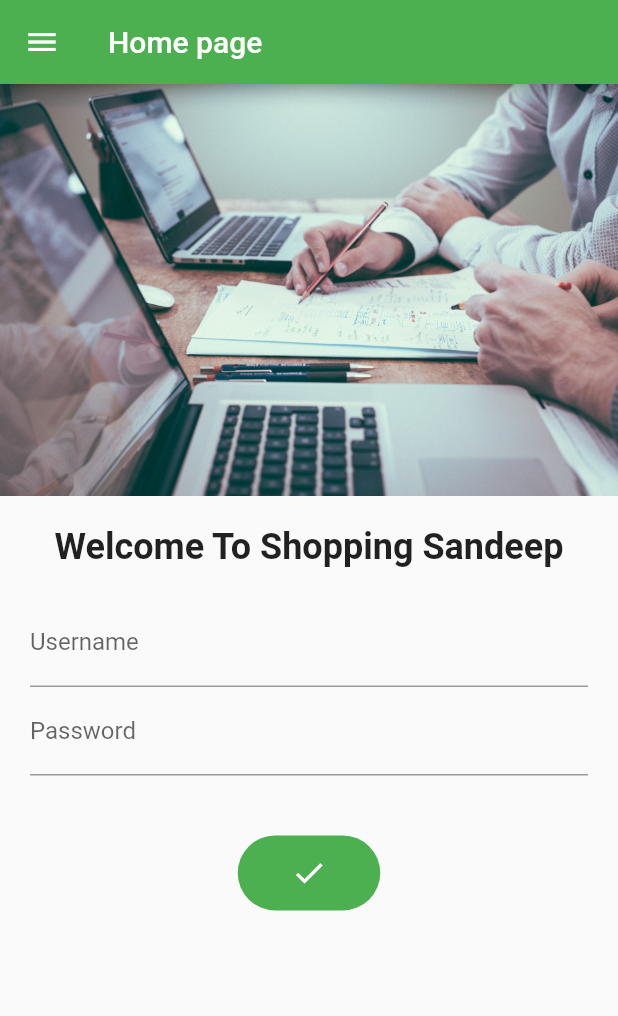
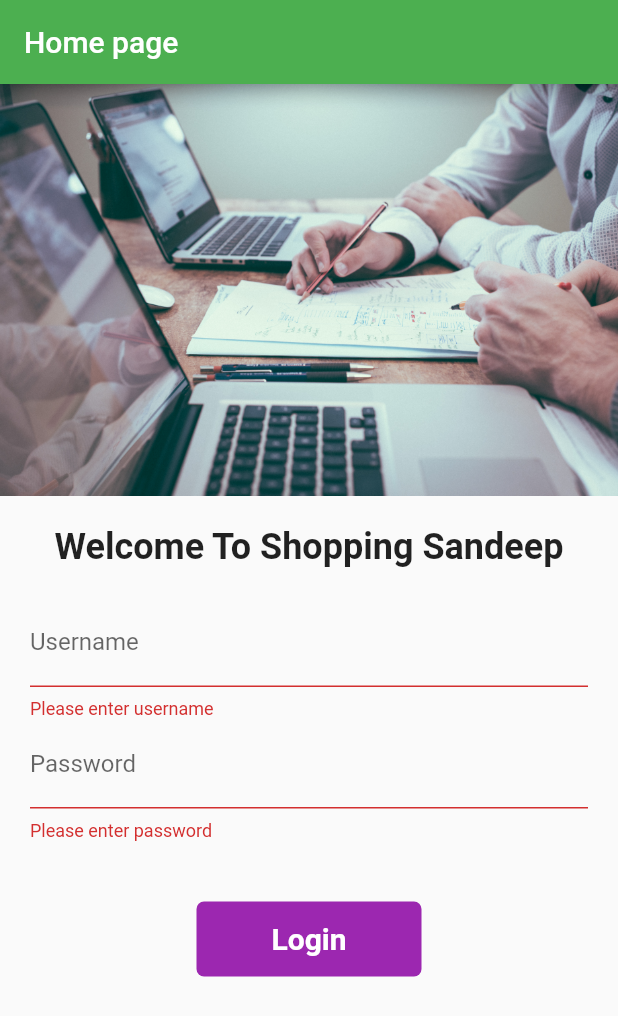
Before and after one commit to Sandeep-jft/App-learn, a Flutter app: the screen it shows after launch, after a tap on "Login", on a phone screen of 412 x 824 dp. Shown: the top 1016 px of the screen. Run offline on Flutter 3.47's test engine with Material 2 defaults, Android fonts, the phone set to English and light mode, and no system bars; our stand-ins replace google_fonts; Roboto replaces fonts that are missing (Gabriela).

Commit message:
login validation added

```diff
--- a/lib/screens/login_page.dart
+++ b/lib/screens/login_page.dart
@@ -10,12 +10,27 @@ class LoginPage extends State<LoginPageState> {
   String name = "Sandeep";
   bool showAnimation = false;
 
+  final _formKey = GlobalKey<FormState>();
+
+  handleFormSubmit(BuildContext context) async {
+    if (_formKey.currentState!.validate()) {
+      setState(() {
+        showAnimation = true;
+      });
+
+      await Future.delayed(Duration(seconds: 2));
+      Navigator.pushNamed(context, '/home');
+    }
+  }
+
   @override
   Widget build(BuildContext context) {
     return Material(
       child: Scaffold(
         appBar: AppBar(title: const Text("Home page")),
         body: SingleChildScrollView(
+          child: Form(
+            key: _formKey,
             child: Column(children: [
               Image.asset(
                 'assets/images/login_image.jpg',
@@ -36,17 +51,33 @@ class LoginPage extends State<LoginPageState> {
                 padding: EdgeInsets.symmetric(vertical: 20, horizontal: 20),
                 child: Column(children: [
                   TextFormField(
-                  onChanged: (value) {
-                    // name = value;
-                    setState(() {
-                      name = value;
-                    });
+                    // onChanged: (value) {
+                    //   // name = value;
+                    //   setState(() {
+                    //     name = value;
+                    //   });
+                    // },
+                    validator: (value) {
+                      if (value!.isEmpty) {
+                        return "Please enter username";
+                      }
+
+                      return null;
                     },
                     decoration: InputDecoration(
                         hintText: "Enter Username", labelText: "Username"),
                   ),
                   TextFormField(
                     obscureText: true,
+                    validator: (value) {
+                      if (value!.isEmpty) {
+                        return 'Please enter password';
+                      } else if (value.length < 6) {
+                        return "Password must be at least 6 characters";
+                      }
+
+                      return null;
+                    },
                     decoration: InputDecoration(
                         hintText: "Enter Password", labelText: "Password"),
                   )
@@ -55,16 +86,12 @@ class LoginPage extends State<LoginPageState> {
               SizedBox(
                 height: 20,
               ),
-            InkWell(
-              onTap: () async {
-                // Navigator.pushNamed(context, '/home');
-                setState(() {
-                  showAnimation = true;
-                });
-
-                await Future.delayed(Duration(seconds: 2));
-                Navigator.pushNamed(context, '/home');
-              },
+              Material(
+                color: Colors.purple,
+                borderRadius: BorderRadius.circular(showAnimation ? 50 : 5),
+                child: InkWell(
+                  // splashColor: Colors.purple,s
+                  onTap: () => handleFormSubmit(context),
                   child: AnimatedContainer(
                     duration: Duration(seconds: 2),
                     alignment: Alignment.center,
@@ -82,28 +109,15 @@ class LoginPage extends State<LoginPageState> {
                           ),
                     height: 50,
                     width: showAnimation ? 50 : 150,
-                decoration: BoxDecoration(
-                    color: Colors.green,
-                    borderRadius:
-                        BorderRadius.circular(showAnimation ? 50 : 5)),
+                    // decoration: BoxDecoration(
+                    //     color: Colors.green,
+                    //    ),
+                  ),
                 ),
               )
-            // ElevatedButton(
-            //   onPressed: () {
-            //     Navigator.pushNamed(context, '/home');
-            //   },
-            //   child: Text("Login"),
-            //   style: TextButton.styleFrom(
-            //       foregroundColor: Colors.white, minimumSize: Size(150, 50)
-            //       //  padding: EdgeInsets.all(20.0)
-            //       ),
-            //   // style: ButtonStyle(
-            //   //     foregroundColor:
-            //   //         MaterialStateColor.resolveWith((states) => Colors.white)),
-            // )
             ]),
           ),
-        drawer: Drawer(),
+        ),
       ),
     );
   }
```
Lines whose indentation alone changed are shown as unchanged.
